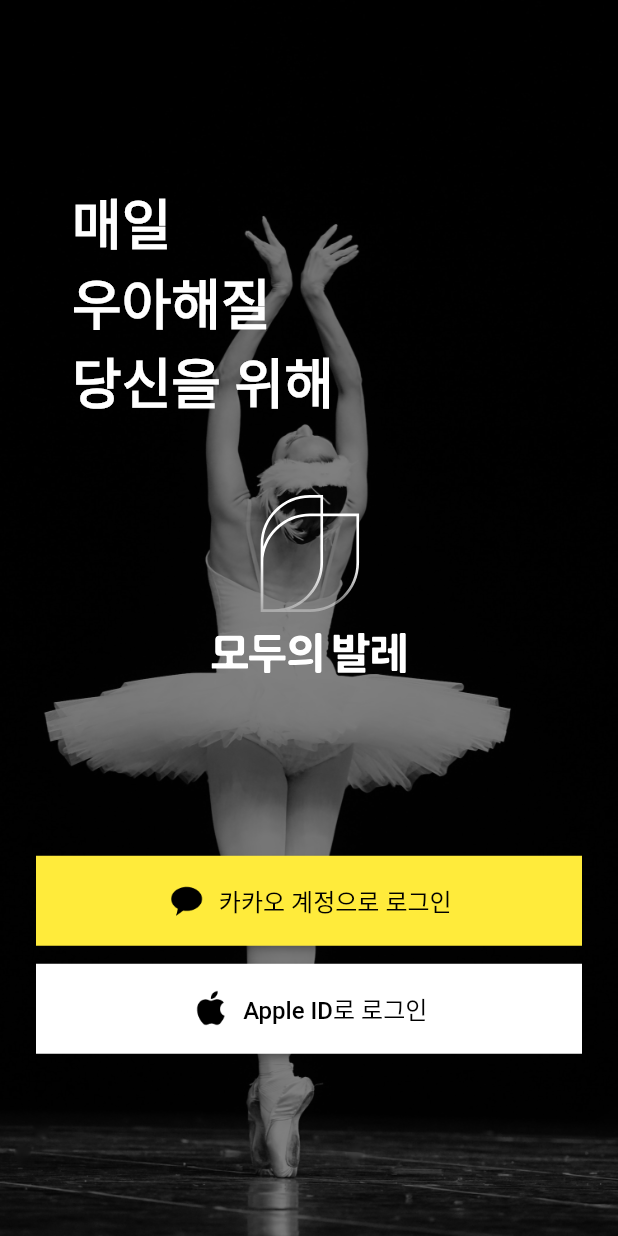
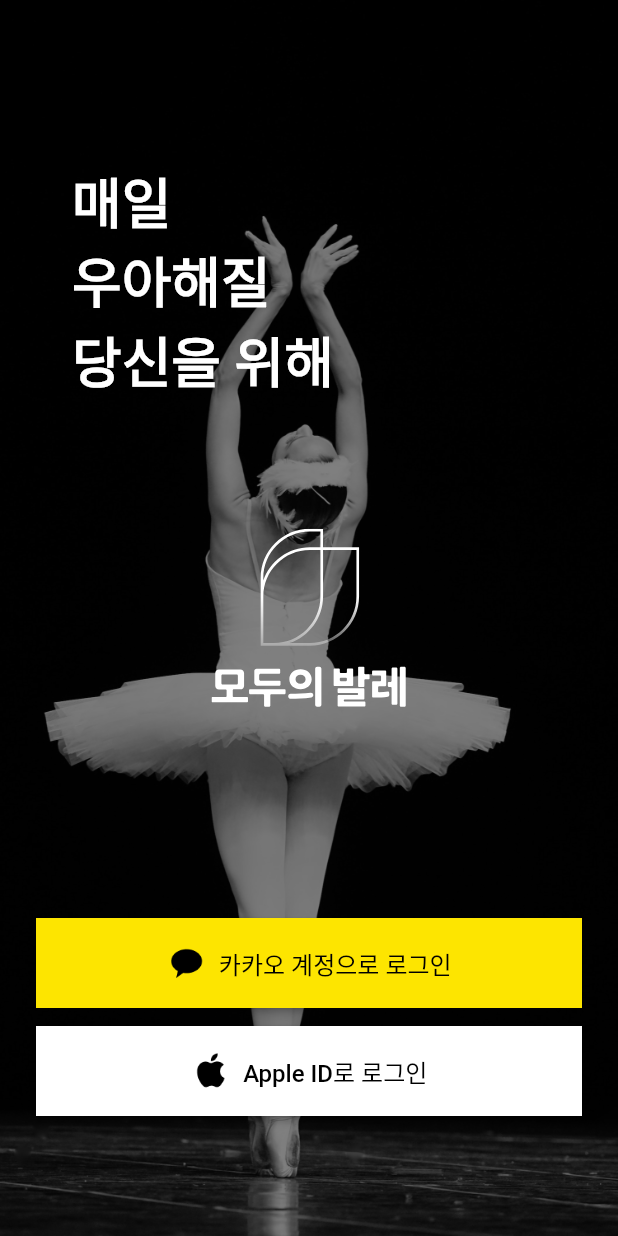
Before and after one commit to ballet-for-all/ballet_for_all_flutter, a Flutter app: the screen it shows after launch, on a phone screen of 412 x 824 dp. Run offline on Flutter 3.47's test engine with Material 2 defaults, Android fonts, the phone set to English and light mode, and no system bars; our stand-ins replace auto_route, firebase_core, flutter_svg; accounts and stored records are empty; generated files the repository leaves out were written again.

Commit message:
(EDFJ-78) 회원가입 UI 수정

```diff
--- /dev/null
+++ b/lib/page/sign_up/view/login_button.dart
@@ -0,0 +1,48 @@
+import 'package:flutter/material.dart';
+
+class LoginButton extends StatelessWidget {
+  const LoginButton({
+    required this.onPressed,
+    required this.backgroundColor,
+    required this.iconPath,
+    required this.label,
+    Key? key,
+  }) : super(key: key);
+
+  final VoidCallback onPressed;
+  final Color backgroundColor;
+  final String iconPath;
+  final String label;
+
+  @override
+  Widget build(BuildContext context) => SizedBox(
+        width: double.infinity,
+        height: 60,
+        child: ElevatedButton(
+          onPressed: onPressed,
+          style: ElevatedButton.styleFrom(
+            foregroundColor: Colors.black,
+            backgroundColor: backgroundColor,
+            shape: const RoundedRectangleBorder(
+              borderRadius: BorderRadius.zero,
+            ),
+          ),
+          child: Row(
+            mainAxisAlignment: MainAxisAlignment.center,
+            crossAxisAlignment: CrossAxisAlignment.center,
+            children: [
+              Image.asset(
+                iconPath,
+                width: 27,
+                height: 27,
+              ),
+              const SizedBox(width: 8),
+              Text(
+                label,
+                style: const TextStyle(fontSize: 16),
+              ),
+            ],
+          ),
+        ),
+      );
+}
--- a/lib/page/sign_up/view/sign_up_page.dart
+++ b/lib/page/sign_up/view/sign_up_page.dart
@@ -11,6 +11,6 @@ class SignUpPage extends StatelessWidget {
   @override
   Widget build(BuildContext context) => SignUpView(
         onKakaoLoginPressed: () => context.pushRoute(const AgreeTermsRoute()),
-        onAppleLoginPressed: () => context.pushRoute(const SignUp2Route()),
+        onAppleLoginPressed: () => context.pushRoute(const AgreeTermsRoute()),
       );
 }
--- a/lib/page/sign_up/view/sign_up_view.dart
+++ b/lib/page/sign_up/view/sign_up_view.dart
@@ -1,5 +1,7 @@
 import 'package:flutter/material.dart';
 import 'package:flutter_svg/flutter_svg.dart';
+
+import 'login_button.dart';
 
 class SignUpView extends StatelessWidget {
   const SignUpView({
@@ -28,8 +30,12 @@ class SignUpView extends StatelessWidget {
                 ),
               ),
             ),
+            child: Stack(
+              children: [
+                Padding(
+                  padding: const EdgeInsets.only(top: 107, bottom: 80),
                   child: Column(
-              mainAxisAlignment: MainAxisAlignment.center,
+                    mainAxisAlignment: MainAxisAlignment.spaceBetween,
                     crossAxisAlignment: CrossAxisAlignment.center,
                     children: <Widget>[
                       Container(
@@ -44,72 +50,32 @@ class SignUpView extends StatelessWidget {
                           ),
                         ),
                       ),
-                const SizedBox(height: 44),
-                SizedBox(
-                  width: 130,
-                  height: 130,
-                  child: SvgPicture.asset('assets/images/wings.svg'),
+                      Column(
+                        children: [
+                          LoginButton(
+                            onPressed: onKakaoLoginPressed,
+                            backgroundColor: const Color(0xFFFDE500),
+                            iconPath: 'assets/icons/kakao.png',
+                            label: '카카오 계정으로 로그인',
                           ),
-                const SizedBox(height: 116),
-                SizedBox(
-                  width: double.infinity,
-                  height: 60,
-                  child: ElevatedButton(
-                    onPressed: onKakaoLoginPressed,
-                    style: ElevatedButton.styleFrom(
-                      foregroundColor: Colors.black,
-                      backgroundColor: Colors.yellow,
-                      shape: const RoundedRectangleBorder(
-                        borderRadius: BorderRadius.zero,
+                          const SizedBox(height: 12),
+                          LoginButton(
+                            onPressed: onAppleLoginPressed,
+                            backgroundColor: Colors.white,
+                            iconPath: 'assets/icons/apple.png',
+                            label: 'Apple ID로 로그인',
                           ),
-                    ),
-                    child: Row(
-                      mainAxisAlignment: MainAxisAlignment.center,
-                      crossAxisAlignment: CrossAxisAlignment.center,
-                      children: [
-                        Image.asset(
-                          'assets/icons/kakao.png',
-                          width: 27,
-                          height: 27,
-                        ),
-                        const SizedBox(width: 8),
-                        const Text(
-                          '카카오 계정으로 로그인',
-                          style: TextStyle(fontSize: 16),
+                        ],
                       ),
                     ],
                   ),
                 ),
-                ),
-                const SizedBox(height: 12),
-                SizedBox(
-                  width: double.infinity,
-                  height: 60,
-                  child: ElevatedButton(
-                    onPressed: onAppleLoginPressed,
-                    style: ElevatedButton.styleFrom(
-                      foregroundColor: Colors.black,
-                      backgroundColor: Colors.white,
-                      shape: const RoundedRectangleBorder(
-                        borderRadius: BorderRadius.zero,
-                      ),
-                    ),
-                    child: Row(
-                      mainAxisAlignment: MainAxisAlignment.center,
-                      crossAxisAlignment: CrossAxisAlignment.center,
-                      children: [
-                        Image.asset(
-                          'assets/icons/apple.png',
-                          width: 27,
-                          height: 27,
-                        ),
-                        const SizedBox(width: 8),
-                        const Text(
-                          'Apple ID로 로그인',
-                          style: TextStyle(fontSize: 16),
-                        ),
-                      ],
-                    ),
+                Align(
+                  alignment: Alignment.center,
+                  child: SizedBox(
+                    width: 130,
+                    height: 130,
+                    child: SvgPicture.asset('assets/images/wings.svg'),
                   ),
                 ),
               ],
--- a/lib/router.dart
+++ b/lib/router.dart
@@ -17,6 +17,5 @@ class AppRouter extends $AppRouter {
         AutoRoute(path: 'agree-terms', page: AgreeTermsRoute.page),
       ],
     ),
-    AutoRoute(page: SignUp2Route.page),
   ];
 }
```
Also changed, not shown: lib/page/sign_up/view/sign_up_2_page.dart (deleted, +0 -16 lines), lib/page/sign_up/view/sign_up_2_view.dart (deleted, +0 -214 lines), lib/router.gr.dart. Lines whose indentation alone changed are shown as unchanged.
